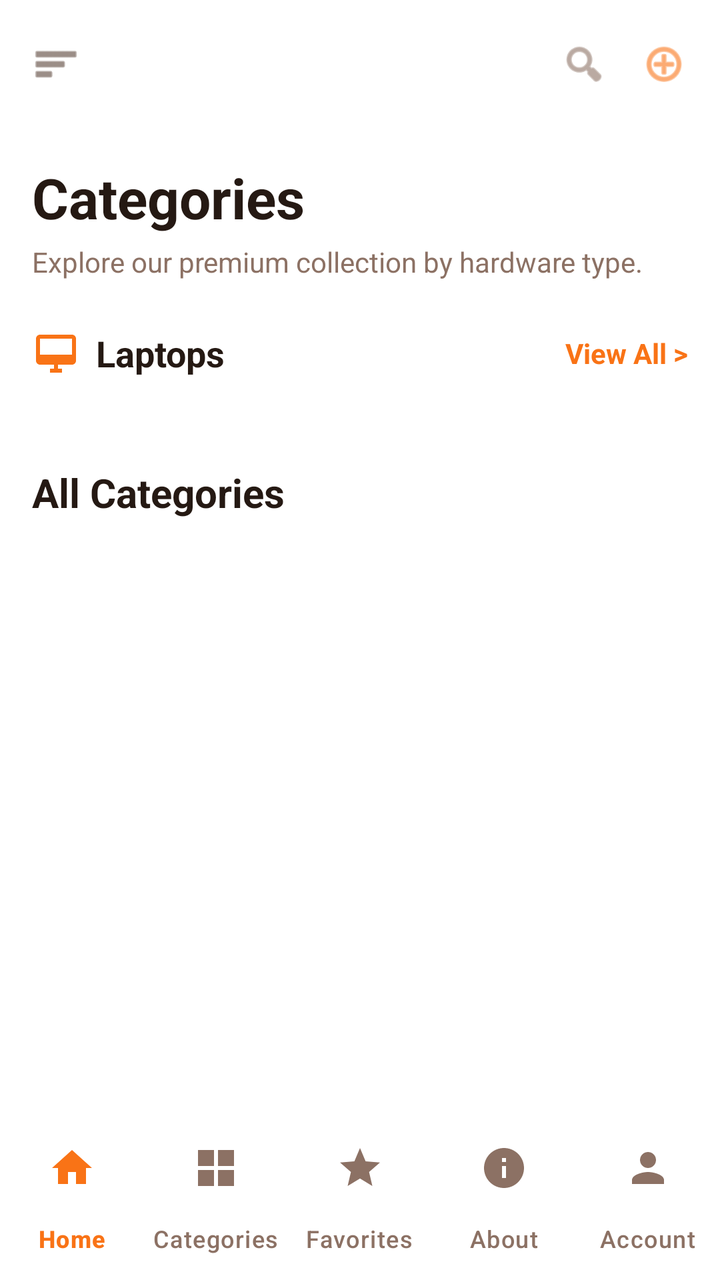
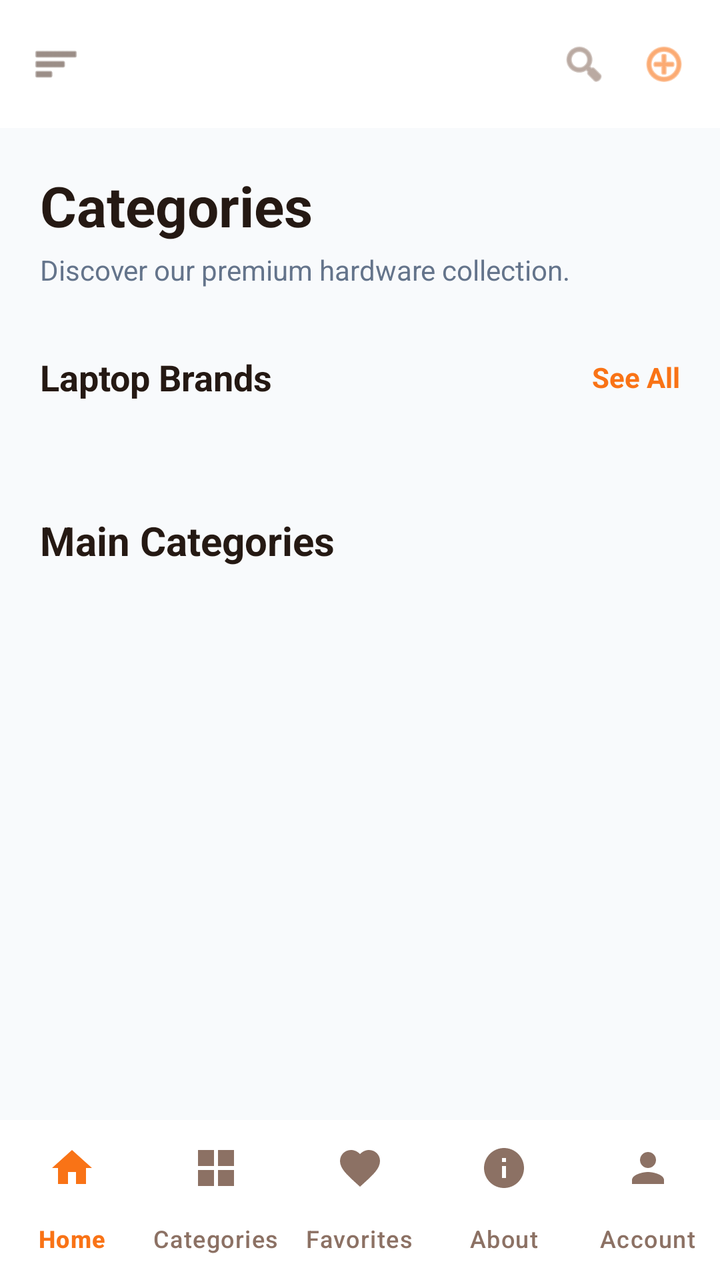

Screens rendered from an Android XML layout before and after an edit, with the pre-edit source and the edit as a unified diff.
<!-- AndroidManifest.xml: application theme Theme.BeckieDealApp -->
<!-- res/layout/activity_categories.xml -->
<?xml version="1.0" encoding="utf-8"?>
<androidx.constraintlayout.widget.ConstraintLayout xmlns:android="http://schemas.android.com/apk/res/android"
    xmlns:app="http://schemas.android.com/apk/res-auto"
    xmlns:tools="http://schemas.android.com/tools"
    android:layout_width="match_parent"
    android:layout_height="match_parent"
    android:background="#FFFFFF"
    tools:context=".CategoriesActivity">

    
    <com.google.android.material.appbar.MaterialToolbar
        android:id="@+id/topAppBar"
        android:layout_width="match_parent"
        android:layout_height="64dp"
        android:background="#FFFFFF"
        android:elevation="4dp"
        app:contentInsetStart="0dp"
        app:layout_constraintTop_toTopOf="parent">

        <RelativeLayout
            android:layout_width="match_parent"
            android:layout_height="match_parent"
            android:paddingHorizontal="16dp">

            <ImageView
                android:id="@+id/menuIcon"
                android:layout_width="24dp"
                android:layout_height="24dp"
                android:layout_alignParentStart="true"
                android:layout_centerVertical="true"
                android:src="@android:drawable/ic_menu_sort_by_size"
                android:contentDescription="Menu"
                android:tint="#584237" />

            
            <ImageView
                android:id="@+id/logoImage"
                android:layout_width="120dp"
                android:layout_height="40dp"
                android:layout_centerInParent="true"
                android:scaleType="fitCenter"
                android:src="@mipmap/ic_launcher" />

            <LinearLayout
                android:layout_width="wrap_content"
                android:layout_height="wrap_content"
                android:layout_alignParentEnd="true"
                android:layout_centerVertical="true"
                android:orientation="horizontal">

                <ImageView
                    android:id="@+id/searchIcon"
                    android:layout_width="24dp"
                    android:layout_height="24dp"
                    android:layout_marginEnd="16dp"
                    android:src="@android:drawable/ic_menu_search"
                    android:contentDescription="Search"
                    android:tint="#8C7164" />

                <ImageView
                    android:id="@+id/cartIcon"
                    android:layout_width="24dp"
                    android:layout_height="24dp"
                    android:src="@android:drawable/ic_menu_add"
                    android:contentDescription="Cart"
                    android:tint="#F97316" />
            </LinearLayout>

        </RelativeLayout>

    </com.google.android.material.appbar.MaterialToolbar>

    <androidx.core.widget.NestedScrollView
        android:layout_width="match_parent"
        android:layout_height="0dp"
        android:fillViewport="true"
        app:layout_constraintTop_toBottomOf="@id/topAppBar"
        app:layout_constraintBottom_toTopOf="@id/bottomNavigation">

        <LinearLayout
            android:layout_width="match_parent"
            android:layout_height="wrap_content"
            android:orientation="vertical"
            android:padding="16dp">

            <TextView
                android:layout_width="wrap_content"
                android:layout_height="wrap_content"
                android:text="Categories"
                android:textColor="#251913"
                android:textSize="28sp"
                android:textStyle="bold" />

            <TextView
                android:layout_width="wrap_content"
                android:layout_height="wrap_content"
                android:layout_marginTop="4dp"
                android:text="Explore our premium collection by hardware type."
                android:textColor="#8C7164"
                android:textSize="14sp" />

            
            <LinearLayout
                android:layout_width="match_parent"
                android:layout_height="wrap_content"
                android:layout_marginTop="24dp"
                android:gravity="center_vertical"
                android:orientation="horizontal">

                <ImageView
                    android:layout_width="24dp"
                    android:layout_height="24dp"
                    android:src="@drawable/ic_cat_laptops"
                    android:tint="#F97316" />

                <TextView
                    android:layout_width="0dp"
                    android:layout_height="wrap_content"
                    android:layout_marginStart="8dp"
                    android:layout_weight="1"
                    android:text="Laptops"
                    android:textColor="#251913"
                    android:textSize="18sp"
                    android:textStyle="bold" />

                <TextView
                    android:id="@+id/viewAllLaptops"
                    android:layout_width="wrap_content"
                    android:layout_height="wrap_content"
                    android:text="View All >"
                    android:textColor="#F97316"
                    android:textSize="14sp"
                    android:textStyle="bold" />

            </LinearLayout>

            <GridLayout
                android:id="@+id/laptopBrandsGrid"
                android:layout_width="match_parent"
                android:layout_height="wrap_content"
                android:layout_marginTop="12dp"
                android:columnCount="3"
                android:useDefaultMargins="false">

                

            </GridLayout>

            
            <TextView
                android:layout_width="wrap_content"
                android:layout_height="wrap_content"
                android:layout_marginTop="32dp"
                android:text="All Categories"
                android:textColor="#251913"
                android:textSize="20sp"
                android:textStyle="bold" />

            <GridLayout
                android:id="@+id/allCategoriesGrid"
                android:layout_width="match_parent"
                android:layout_height="wrap_content"
                android:layout_marginTop="16dp"
                android:columnCount="2">

                

            </GridLayout>

            <View
                android:layout_width="match_parent"
                android:layout_height="32dp" />

        </LinearLayout>

    </androidx.core.widget.NestedScrollView>

    
    <com.google.android.material.bottomnavigation.BottomNavigationView
        android:id="@+id/bottomNavigation"
        android:layout_width="match_parent"
        android:layout_height="wrap_content"
        android:background="#FFFFFF"
        app:elevation="8dp"
        app:itemIconTint="@color/bottom_nav_color"
        app:itemTextColor="@color/bottom_nav_color"
        app:labelVisibilityMode="labeled"
        app:layout_constraintBottom_toBottomOf="parent"
        app:menu="@menu/bottom_nav_menu" />

</androidx.constraintlayout.widget.ConstraintLayout>
<!-- resources referenced by this layout -->
<resources>
  <!-- drawable ic_cat_laptops (drawable) -->
  <vector xmlns:android="http://schemas.android.com/apk/res/android"
      android:width="48dp"
      android:height="48dp"
      android:viewportWidth="24"
      android:viewportHeight="24">
      <path
          android:fillColor="#F97316"
          android:pathData="M20,3H4c-1.1,0 -2,0.9 -2,2v11c0,1.1 0.9,2 2,2h7v2H9v2h6v-2h-2v-2h7c1.1,0 2,-0.9 2,-2V5c0,-1.1 -0.9,-2 -2,-2zM4,13V5h16v8H4z" />
  </vector>
  <!-- mipmap ic_launcher (mipmap-anydpi-v26) -->
  <?xml version="1.0" encoding="utf-8"?>
  <adaptive-icon xmlns:android="http://schemas.android.com/apk/res/android">
      <background android:drawable="@color/ic_launcher_background"/>
      <foreground android:drawable="@mipmap/ic_launcher_foreground"/>
  </adaptive-icon>
  <style name="Theme.BeckieDealApp" parent="Base.Theme.BeckieDealApp" />
  <color name="ic_launcher_background">#FFFFFF</color>
  <style name="Base.Theme.BeckieDealApp" parent="Theme.Material3.DayNight.NoActionBar">
          
          
      </style>
</resources>

<!-- the commit's change to res/layout/activity_categories.xml (unified diff, before → after) -->
@@ -4,7 +4,7 @@
     xmlns:tools="http://schemas.android.com/tools"
     android:layout_width="match_parent"
     android:layout_height="match_parent"
-    android:background="#FFFFFF"
+    android:background="#F8FAFC"
     tools:context=".CategoriesActivity">
 
     
@@ -13,7 +13,7 @@
         android:layout_width="match_parent"
         android:layout_height="64dp"
         android:background="#FFFFFF"
-        android:elevation="4dp"
+        app:elevation="0dp"
         app:contentInsetStart="0dp"
         app:layout_constraintTop_toTopOf="parent">
 
@@ -29,10 +29,8 @@
                 android:layout_alignParentStart="true"
                 android:layout_centerVertical="true"
                 android:src="@android:drawable/ic_menu_sort_by_size"
-                android:contentDescription="Menu"
-                android:tint="#584237" />
+                app:tint="#584237" />
 
-            
             <ImageView
                 android:id="@+id/logoImage"
                 android:layout_width="120dp"
@@ -54,20 +52,16 @@
                     android:layout_height="24dp"
                     android:layout_marginEnd="16dp"
                     android:src="@android:drawable/ic_menu_search"
-                    android:contentDescription="Search"
-                    android:tint="#8C7164" />
+                    app:tint="#8C7164" />
 
                 <ImageView
                     android:id="@+id/cartIcon"
                     android:layout_width="24dp"
                     android:layout_height="24dp"
                     android:src="@android:drawable/ic_menu_add"
-                    android:contentDescription="Cart"
-                    android:tint="#F97316" />
+                    app:tint="#F97316" />
             </LinearLayout>
-
         </RelativeLayout>
-
     </com.google.android.material.appbar.MaterialToolbar>
 
     <androidx.core.widget.NestedScrollView
@@ -81,7 +75,7 @@
             android:layout_width="match_parent"
             android:layout_height="wrap_content"
             android:orientation="vertical"
-            android:padding="16dp">
+            android:padding="20dp">
 
             <TextView
                 android:layout_width="wrap_content"
@@ -95,30 +89,23 @@
                 android:layout_width="wrap_content"
                 android:layout_height="wrap_content"
                 android:layout_marginTop="4dp"
-                android:text="Explore our premium collection by hardware type."
-                android:textColor="#8C7164"
+                android:text="Discover our premium hardware collection."
+                android:textColor="#64748B"
                 android:textSize="14sp" />
 
             
             <LinearLayout
                 android:layout_width="match_parent"
                 android:layout_height="wrap_content"
-                android:layout_marginTop="24dp"
+                android:layout_marginTop="32dp"
                 android:gravity="center_vertical"
                 android:orientation="horizontal">
-
-                <ImageView
-                    android:layout_width="24dp"
-                    android:layout_height="24dp"
-                    android:src="@drawable/ic_cat_laptops"
-                    android:tint="#F97316" />
 
                 <TextView
                     android:layout_width="0dp"
                     android:layout_height="wrap_content"
-                    android:layout_marginStart="8dp"
                     android:layout_weight="1"
-                    android:text="Laptops"
+                    android:text="Laptop Brands"
                     android:textColor="#251913"
                     android:textSize="18sp"
                     android:textStyle="bold" />
@@ -127,7 +114,7 @@
                     android:id="@+id/viewAllLaptops"
                     android:layout_width="wrap_content"
                     android:layout_height="wrap_content"
-                    android:text="View All >"
+                    android:text="See All"
                     android:textColor="#F97316"
                     android:textSize="14sp"
                     android:textStyle="bold" />
@@ -138,20 +125,16 @@
                 android:id="@+id/laptopBrandsGrid"
                 android:layout_width="match_parent"
                 android:layout_height="wrap_content"
-                android:layout_marginTop="12dp"
+                android:layout_marginTop="16dp"
                 android:columnCount="3"
-                android:useDefaultMargins="false">
-
-                
-
-            </GridLayout>
+                android:alignmentMode="alignMargins" />
 
             
             <TextView
                 android:layout_width="wrap_content"
                 android:layout_height="wrap_content"
-                android:layout_marginTop="32dp"
-                android:text="All Categories"
+                android:layout_marginTop="40dp"
+                android:text="Main Categories"
                 android:textColor="#251913"
                 android:textSize="20sp"
                 android:textStyle="bold" />
@@ -161,27 +144,22 @@
                 android:layout_width="match_parent"
                 android:layout_height="wrap_content"
                 android:layout_marginTop="16dp"
-                android:columnCount="2">
-
-                
-
-            </GridLayout>
+                android:columnCount="2"
+                android:alignmentMode="alignMargins" />
 
             <View
                 android:layout_width="match_parent"
-                android:layout_height="32dp" />
+                android:layout_height="40dp" />
 
         </LinearLayout>
-
     </androidx.core.widget.NestedScrollView>
 
-    
     <com.google.android.material.bottomnavigation.BottomNavigationView
         android:id="@+id/bottomNavigation"
         android:layout_width="match_parent"
         android:layout_height="wrap_content"
         android:background="#FFFFFF"
-        app:elevation="8dp"
+        app:elevation="16dp"
         app:itemIconTint="@color/bottom_nav_color"
         app:itemTextColor="@color/bottom_nav_color"
         app:labelVisibilityMode="labeled"
<!-- resource entries referenced after the edit -->
@@ -1,15 +1,5 @@
 <!-- resources referenced by this layout -->
 <resources>
-  <!-- drawable ic_cat_laptops (drawable) -->
-  <vector xmlns:android="http://schemas.android.com/apk/res/android"
-      android:width="48dp"
-      android:height="48dp"
-      android:viewportWidth="24"
-      android:viewportHeight="24">
-      <path
-          android:fillColor="#F97316"
-          android:pathData="M20,3H4c-1.1,0 -2,0.9 -2,2v11c0,1.1 0.9,2 2,2h7v2H9v2h6v-2h-2v-2h7c1.1,0 2,-0.9 2,-2V5c0,-1.1 -0.9,-2 -2,-2zM4,13V5h16v8H4z" />
-  </vector>
   <!-- mipmap ic_launcher (mipmap-anydpi-v26) -->
   <?xml version="1.0" encoding="utf-8"?>
   <adaptive-icon xmlns:android="http://schemas.android.com/apk/res/android">
